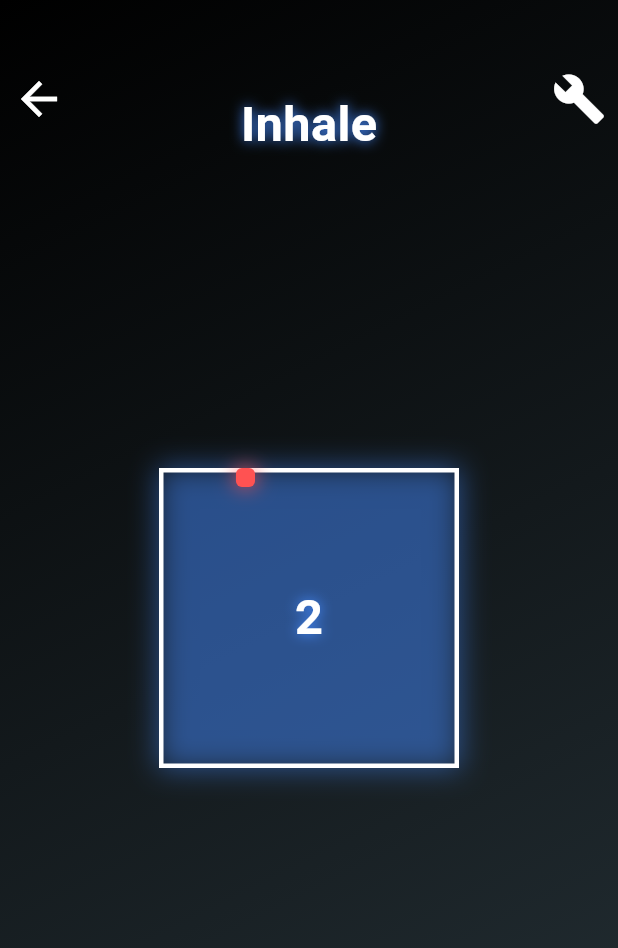
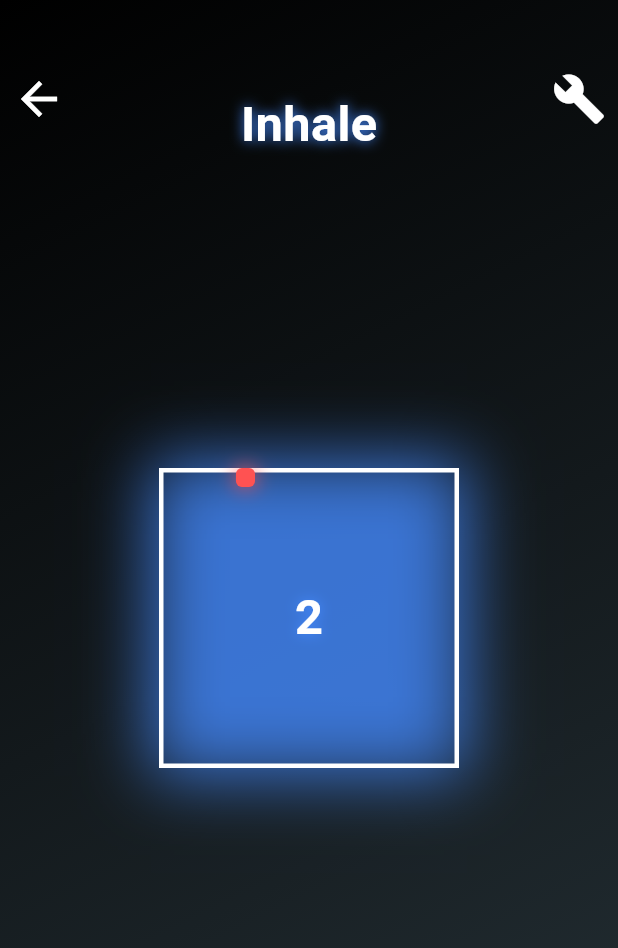
Before and after one commit to rasulsilva95/box-breather, a Flutter app: the screen it shows after launch, after a tap on "Breathe", on a phone screen of 412 x 824 dp. Shown: the top 948 px of the screen. Run offline on Flutter 3.47's test engine with Material 3 defaults, Android fonts, the light colour scheme and no system bars.

Commit message:
main menu transitions need work

```diff
--- a/box_breather/lib/main.dart
+++ b/box_breather/lib/main.dart
@@ -27,7 +27,7 @@ class MyNavigatorObserver extends NavigatorObserver {
   @override
   void didPop(Route<dynamic> route, Route<dynamic>? previousRoute) {
     if (previousRoute?.settings.name == '/') {
-      mainMenuKey.currentState?._resetBreatherFadeIn();
+      mainMenuKey.currentState?._resetFadeIn(isInitial: false);
     }
   }
 }
@@ -39,31 +39,70 @@ class MainMenu extends StatefulWidget {
   _MainMenuState createState() => _MainMenuState();
 }
 
-class _MainMenuState extends State<MainMenu> {
+class _MainMenuState extends State<MainMenu> with SingleTickerProviderStateMixin {
   double breatherOpacity = 0.0;
+  double buttonOpacity = 0.0;
+  late AnimationController _controller;
+  late Animation<double> _blurRadiusAnimation;
+  late Animation<double> _spreadRadiusAnimation;
+  bool isInitial = true;
 
   @override
   void initState() {
     super.initState();
-    _startBreatherFadeIn();
+    _controller = AnimationController(
+      duration: const Duration(seconds: 2),
+      vsync: this,
+    )..repeat(reverse: true);
+
+    _blurRadiusAnimation = Tween<double>(begin: 20.0, end: 50.0).animate(_controller);
+    _spreadRadiusAnimation = Tween<double>(begin: 2.0, end: 8.0).animate(_controller);
+
+    _startFadeIn();
   }
 
-  void _resetBreatherFadeIn() {
+  @override
+  void dispose() {
+    _controller.dispose();
+    super.dispose();
+  }
+
+  void _resetFadeIn({required bool isInitial}) {
     setState(() {
       breatherOpacity = 0.0;
+      buttonOpacity = 0.0;
+      this.isInitial = isInitial;
     });
 
     Future.delayed(Duration(milliseconds: 0), () {
-      _startBreatherFadeIn();
+      _startFadeIn();
     });
   }
 
-  void _startBreatherFadeIn() {
+  void _startFadeIn() {
+    if (isInitial) {
       Future.delayed(Duration(milliseconds: 500), () {
         setState(() {
           breatherOpacity = 1.0;
         });
       });
+      Future.delayed(Duration(milliseconds: 1000), () {
+        setState(() {
+          buttonOpacity = 1.0;
+        });
+      });
+    } else {
+      Future.delayed(Duration(milliseconds: 500), () {
+        setState(() {
+          breatherOpacity = 1.0;
+        });
+      });
+      Future.delayed(Duration(milliseconds: 100), () {
+        setState(() {
+          buttonOpacity = 1.0;
+        });
+      });
+    }
   }
 
   @override
@@ -94,7 +133,10 @@ class _MainMenuState extends State<MainMenu> {
                   SizedBox(height: 20), // Added spacing between texts
                   Hero(
                     tag: 'outerBox',
-                    child: Container(
+                    child: AnimatedBuilder(
+                      animation: _controller,
+                      builder: (context, child) {
+                        return Container(
                           width: 200, // Increased width
                           height: 200, // Increased height
                           decoration: BoxDecoration(
@@ -102,9 +144,9 @@ class _MainMenuState extends State<MainMenu> {
                             color: Colors.transparent, // No internal color
                             boxShadow: [
                               BoxShadow(
-                            color: Colors.blueAccent.withOpacity(0.5),
-                            blurRadius: 30, // Increased blur radius
-                            spreadRadius: 4, // Increased spread radius
+                                color: Colors.blueAccent.withOpacity(0.8), // Increased opacity
+                                blurRadius: _blurRadiusAnimation.value, // Animated blur radius
+                                spreadRadius: _spreadRadiusAnimation.value, // Animated spread radius
                               ),
                             ],
                           ),
@@ -122,12 +164,18 @@ class _MainMenuState extends State<MainMenu> {
                               ),
                             ),
                           ),
+                        );
+                      },
                     ),
                   ),
                 ],
               ),
               SizedBox(height: 40), // Increased spacing
-              AnimatedButton(),
+              AnimatedOpacity(
+                opacity: buttonOpacity,
+                duration: Duration(seconds: 1),
+                child: AnimatedButton(),
+              ),
             ],
           ),
         ),
@@ -204,7 +252,7 @@ class BoxBreathingScreen extends StatefulWidget {
   _BoxBreathingScreenState createState() => _BoxBreathingScreenState();
 }
 
-class _BoxBreathingScreenState extends State<BoxBreathingScreen> {
+class _BoxBreathingScreenState extends State<BoxBreathingScreen> with SingleTickerProviderStateMixin {
   double positionX = 0;
   double positionY = 0;
   double dynamicBoxSize = 10; // Further decreased initial size
@@ -219,11 +267,29 @@ class _BoxBreathingScreenState extends State<BoxBreathingScreen> {
   double elapsedTime = 0;
   double baseTextSize = 30; // Further decreased base text size
   double maxTextSize = 45; // Further decreased max text size
+  late AnimationController _controller;
+  late Animation<double> _blurRadiusAnimation;
+  late Animation<double> _spreadRadiusAnimation;
 
   @override
   void initState() {
     super.initState();
+    _controller = AnimationController(
+      duration: const Duration(seconds: 2),
+      vsync: this,
+    )..repeat(reverse: true);
+
+    _blurRadiusAnimation = Tween<double>(begin: 20.0, end: 50.0).animate(_controller);
+    _spreadRadiusAnimation = Tween<double>(begin: 2.0, end: 8.0).animate(_controller);
+
     startBreathingAnimation();
+  }
+
+  @override
+  void dispose() {
+    _controller.dispose();
+    timer.cancel();
+    super.dispose();
   }
 
   void resetCountdown() {
@@ -272,12 +338,6 @@ class _BoxBreathingScreenState extends State<BoxBreathingScreen> {
         }
       });
     });
-  }
-
-  @override
-  void dispose() {
-    timer.cancel();
-    super.dispose();
   }
 
   void increaseDuration() {
@@ -403,20 +463,25 @@ class _BoxBreathingScreenState extends State<BoxBreathingScreen> {
                   children: [
                     Hero(
                       tag: 'outerBox',
-                      child: Container(
+                      child: AnimatedBuilder(
+                        animation: _controller,
+                        builder: (context, child) {
+                          return Container(
                             width: outerBoxSize,
                             height: outerBoxSize,
                             decoration: BoxDecoration(
                               border: Border.all(color: Colors.white, width: lineThickness),
-                          color: Colors.transparent, // No internal color
+                              color: Colors.transparent,
                               boxShadow: [
                                 BoxShadow(
-                              color: Colors.blueAccent.withOpacity(0.5),
-                              blurRadius: 15, // Further decreased blur radius
-                              spreadRadius: 1, // Further decreased spread radius
+                                  color: Colors.blueAccent.withOpacity(0.8),
+                                  blurRadius: _blurRadiusAnimation.value,
+                                  spreadRadius: _spreadRadiusAnimation.value,
                                 ),
                               ],
                             ),
+                          );
+                        },
                       ),
                     ),
                     Positioned(
```
Lines whose indentation alone changed are shown as unchanged.
